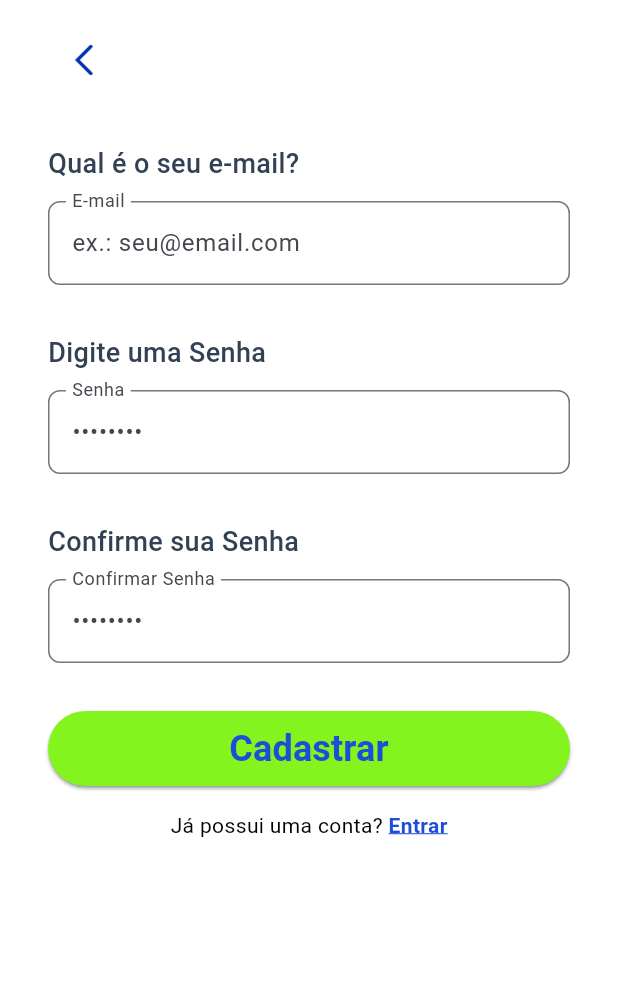
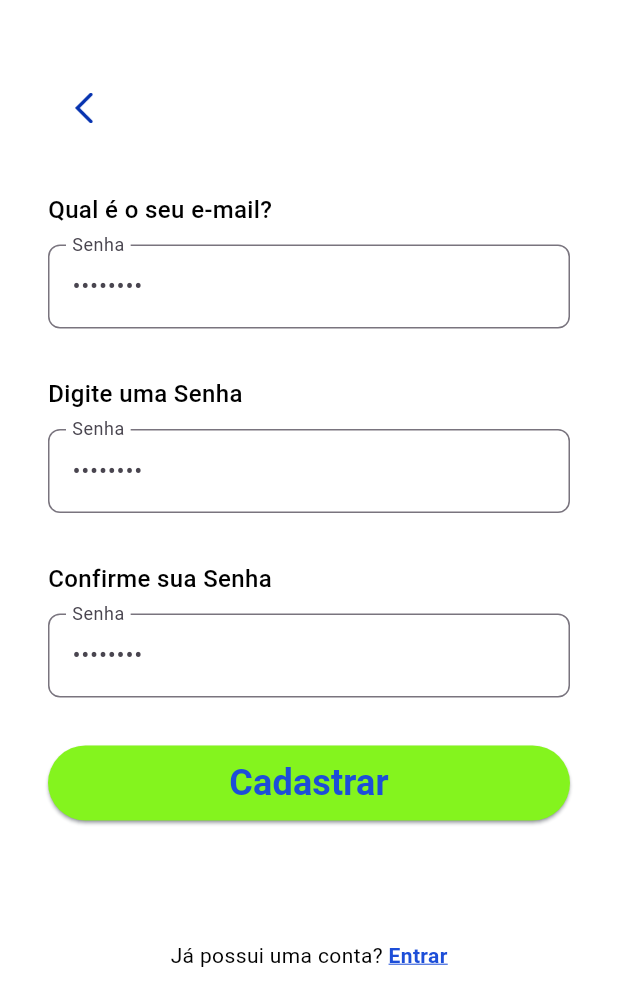
Before and after one commit to JoaoFelipe31415/alba-development, a Flutter app: the RegisterScreen screen opened directly, on a phone screen of 412 x 824 dp. Shown: the top 1006 px of the screen. Run offline on Flutter 3.47's test engine with Material 3 defaults, Android fonts, the phone set to English and light mode, and no system bars; our stand-ins replace sign_in_button; missing offline and left inert: lucid_validation.

Commit message:
refactor: consolidate register screen input fields into a new reusable InputRegister widget.

```diff
--- /dev/null
+++ b/alba/lib/ui/design_system/widgets/input_register.dart
@@ -0,0 +1,44 @@
+import 'package:alba/ui/design_system/constants/spaces.dart';
+import 'package:flutter/material.dart';
+
+class InputRegister extends StatelessWidget {
+  const InputRegister({
+    super.key,
+    required this.title,
+    required this.labelText,
+    required this.hintText,
+    required this.obscureText,
+  });
+  final String title;
+  final String labelText;
+  final String hintText;
+  final bool obscureText;
+  @override
+  Widget build(BuildContext context) {
+    return Column(
+      spacing: Spaces.m,
+      crossAxisAlignment: .start,
+      children: [
+        Text(
+          title,
+          style: TextStyle(
+            color: Colors.black,
+            fontSize: 16,
+            fontWeight: FontWeight.w500,
+          ),
+        ),
+        TextField(
+          obscureText: true,
+          decoration: InputDecoration(
+            labelText: 'Senha',
+            hintText: '••••••••',
+            floatingLabelBehavior: FloatingLabelBehavior.always,
+            border: OutlineInputBorder(
+              borderRadius: BorderRadius.circular(Spaces.s),
+            ),
+          ),
+        ),
+      ],
+    );
+  }
+}
--- a/alba/lib/ui/register/register_screen.dart
+++ b/alba/lib/ui/register/register_screen.dart
@@ -1,3 +1,4 @@
+import 'package:alba/ui/design_system/widgets/input_register.dart';
 import 'package:flutter/gestures.dart';
 import 'package:flutter/material.dart';
 import 'package:alba/ui/design_system/constants/spaces.dart';
@@ -19,96 +20,44 @@ class RegisterScreen extends StatelessWidget {
           padding: const EdgeInsets.symmetric(horizontal: Spaces.xxl),
           child: SingleChildScrollView(
             child: Column(
+              spacing: Spaces.xxl,
               mainAxisSize: .max,
               mainAxisAlignment: .center,
               crossAxisAlignment: .start,
               children: [
                 const SizedBox(height: Spaces.l),
 
-                IconButton(onPressed: () {
+                IconButton(
+                  onPressed: () {
                     Navigator.pop(context);
                   },
-                icon: Image.asset(ImagesConstants.retornopage,
+                  icon: Image.asset(
+                    ImagesConstants.retornopage,
                     width: Spaces.m,
-                height: Spaces.xl
+                    height: Spaces.xl,
                   ),
                 ),
 
-                const SizedBox(height: Spaces.xxl),
-                Text(
-                  'Qual é o seu e-mail?',
-                  style: TextStyle(
-                    color: textColor,
-                    fontSize: 18,
-                    fontWeight: FontWeight.w500,
-
-                  ),
-                ),
-                const SizedBox(
-                  height: Spaces.m,
+                InputRegister(
+                  title: 'Qual é o seu e-mail?',
+                  labelText: 'E-mail',
+                  hintText: 'ex.: seu@email.com',
+                  obscureText: false,
                 ),
 
-                TextField(
-                  keyboardType: TextInputType.emailAddress,
-                  decoration: InputDecoration(
-                    labelText: 'E-mail',
-                    hintText: 'ex.: seu@email.com',
-                    floatingLabelBehavior: FloatingLabelBehavior.always,
-                    border: OutlineInputBorder(
-                      borderRadius: BorderRadius.circular(Spaces.s),
-                    ),
-                  ),
+                InputRegister(
+                  title: 'Digite uma Senha',
+                  labelText: 'Senha',
+                  hintText: '••••••••',
+                  obscureText: true,
                 ),
 
-                const SizedBox(height: Spaces.xxl),
-
-                Text('Digite uma Senha',
-                style: TextStyle(
-                  color: textColor,
-                  fontSize: 18,
-                  fontWeight: FontWeight.w500,
-                )
-                ),
-
-                const SizedBox(height: Spaces.m),
-
-                TextField(
-                  obscureText: true,
-                  decoration: InputDecoration(
-                    labelText: 'Senha',
-                    hintText: '••••••••',
-                    floatingLabelBehavior: FloatingLabelBehavior.always,
-                    border: OutlineInputBorder(
-                      borderRadius: BorderRadius.circular(Spaces.s),
-                    ),
-                  ),
-                ),
-
-                const SizedBox(height: Spaces.xxl),
-
-                Text('Confirme sua Senha',
-                style: TextStyle(
-                  color: textColor,
-                  fontSize: 18,
-                  fontWeight: FontWeight.w500,
-                )
-                ),
-
-                const SizedBox(height: Spaces.m),
-
-                TextField(
-                  obscureText: true,
-                  decoration: InputDecoration(
+                InputRegister(
+                  title: 'Confirme sua Senha',
                   labelText: 'Confirmar Senha',
                   hintText: '••••••••',
-                    floatingLabelBehavior: FloatingLabelBehavior.always,
-                    border: OutlineInputBorder(
-                      borderRadius: BorderRadius.circular(Spaces.s),
+                  obscureText: true,
                 ),
-                  )
-                ),
-
-                const SizedBox(height: Spaces.xxl),
 
                 ElevatedButton(
                   onPressed: () {},
@@ -117,8 +66,13 @@ class RegisterScreen extends StatelessWidget {
                     backgroundColor: buttonGreen,
                     shadowColor: textColor,
                   ),
-                        child: Text('Cadastrar', style: TextStyle(color: primaryColor,
-                        fontWeight: FontWeight.bold, fontSize: Spaces.xl, ),
+                  child: Text(
+                    'Cadastrar',
+                    style: TextStyle(
+                      color: primaryColor,
+                      fontWeight: FontWeight.bold,
+                      fontSize: Spaces.xl,
+                    ),
                   ),
                 ),
 
@@ -151,7 +105,7 @@ class RegisterScreen extends StatelessWidget {
             ),
           ),
         ),
-      )
+      ),
     );
   }
 }
```
Lines whose indentation alone changed are shown as unchanged.
